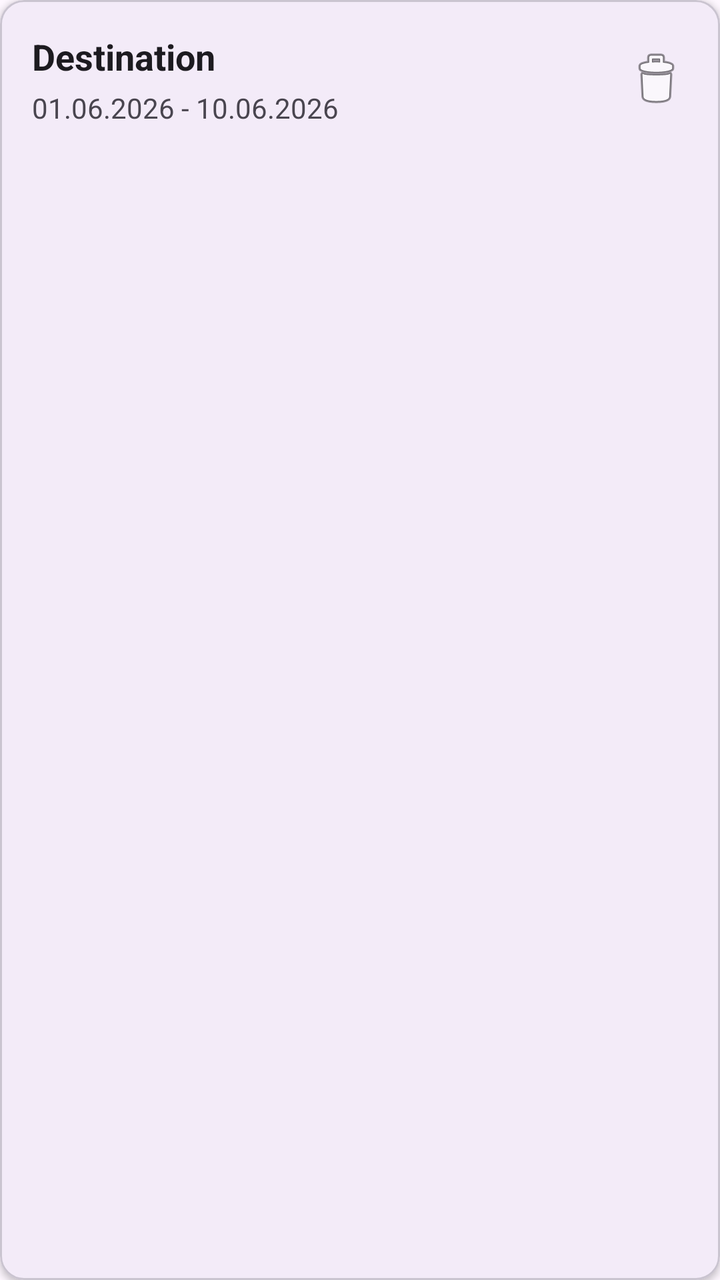
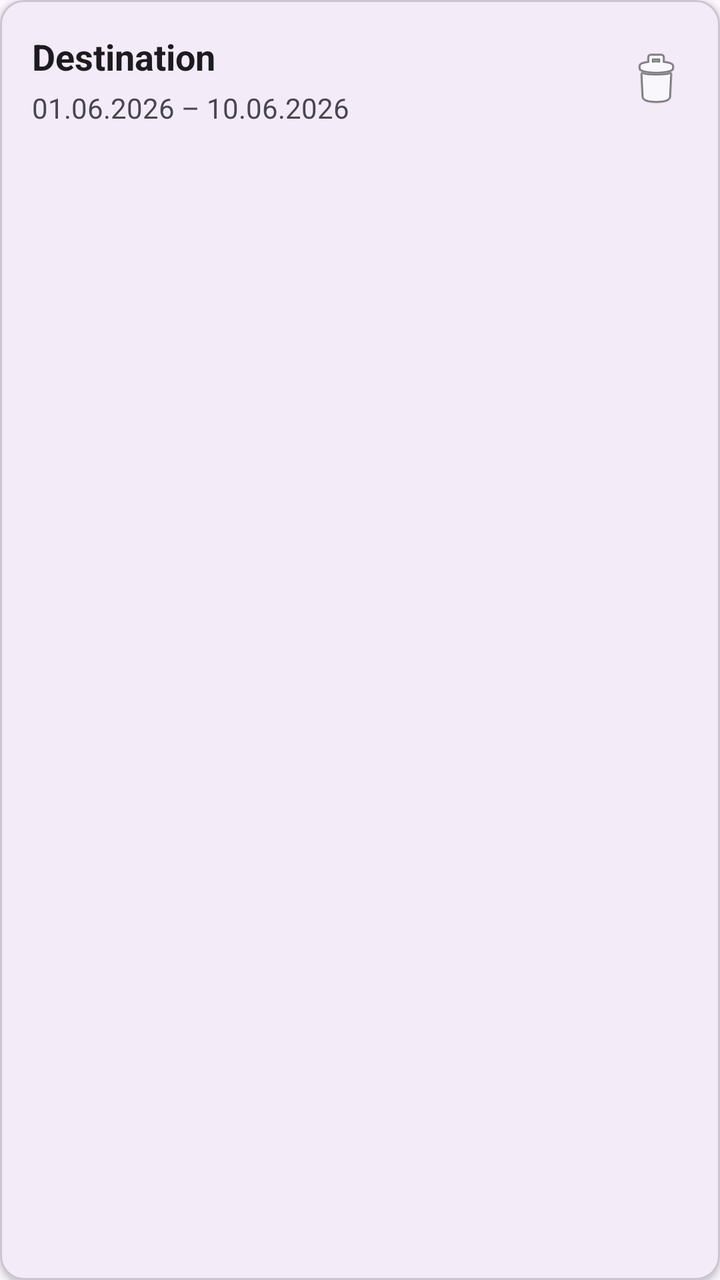

Two renders of the same Android screen: before a commit and after it. Below are the layout's source before the change and the commit's diff.
<!-- AndroidManifest.xml: application theme Theme.TripPlanner -->
<!-- res/layout/item_trip.xml -->
<?xml version="1.0" encoding="utf-8"?>
<com.google.android.material.card.MaterialCardView
    xmlns:android="http://schemas.android.com/apk/res/android"
    xmlns:app="http://schemas.android.com/apk/res-auto"
    android:layout_width="match_parent"
    android:layout_height="wrap_content"
    android:layout_marginHorizontal="12dp"
    android:layout_marginVertical="6dp"
    app:cardCornerRadius="12dp"
    app:cardElevation="2dp">

    <RelativeLayout
        android:layout_width="match_parent"
        android:layout_height="wrap_content"
        android:padding="16dp">

        <TextView
            android:id="@+id/textViewDestination"
            android:layout_width="wrap_content"
            android:layout_height="wrap_content"
            android:text="Destination"
            android:textSize="18sp"
            android:textStyle="bold"
            android:textColor="?android:attr/textColorPrimary"/>

        <TextView
            android:id="@+id/textViewDates"
            android:layout_width="wrap_content"
            android:layout_height="wrap_content"
            android:layout_below="@id/textViewDestination"
            android:layout_marginTop="4dp"
            android:text="01.06.2026 - 10.06.2026"
            android:textSize="14sp"
            android:textColor="?android:attr/textColorSecondary"/>

        <ImageButton
            android:id="@+id/buttonDelete"
            android:layout_width="wrap_content"
            android:layout_height="wrap_content"
            android:layout_alignParentEnd="true"
            android:layout_centerVertical="true"
            android:background="?android:attr/selectableItemBackgroundBorderless"
            android:src="@android:drawable/ic_menu_delete"
            android:contentDescription="Изтрий" />

    </RelativeLayout>
</com.google.android.material.card.MaterialCardView>
<!-- resources referenced by this layout -->
<resources>
  <style name="Theme.TripPlanner" parent="Base.Theme.TripPlanner" />
  <style name="Base.Theme.TripPlanner" parent="Theme.Material3.DayNight.NoActionBar">
          
          
      </style>
</resources>

<!-- the commit's change to res/layout/item_trip.xml (unified diff, before → after) -->
@@ -18,7 +18,7 @@
             android:id="@+id/textViewDestination"
             android:layout_width="wrap_content"
             android:layout_height="wrap_content"
-            android:text="Destination"
+            android:text="@string/destination_card_title"
             android:textSize="18sp"
             android:textStyle="bold"
             android:textColor="?android:attr/textColorPrimary"/>
@@ -29,7 +29,7 @@
             android:layout_height="wrap_content"
             android:layout_below="@id/textViewDestination"
             android:layout_marginTop="4dp"
-            android:text="01.06.2026 - 10.06.2026"
+            android:text="@string/destination_card_date"
             android:textSize="14sp"
             android:textColor="?android:attr/textColorSecondary"/>
 
@@ -41,7 +41,7 @@
             android:layout_centerVertical="true"
             android:background="?android:attr/selectableItemBackgroundBorderless"
             android:src="@android:drawable/ic_menu_delete"
-            android:contentDescription="Изтрий" />
+            android:contentDescription="@string/delete_btn_desc" />
 
     </RelativeLayout>
 </com.google.android.material.card.MaterialCardView>
<!-- resource entries referenced after the edit -->
@@ -1,5 +1,8 @@
 <!-- resources referenced by this layout -->
 <resources>
+  <string name="delete_btn_desc">Delete</string>
+  <string name="destination_card_date">01.06.2026 – 10.06.2026</string>
+  <string name="destination_card_title">Destination</string>
   <style name="Theme.TripPlanner" parent="Base.Theme.TripPlanner" />
   <style name="Base.Theme.TripPlanner" parent="Theme.Material3.DayNight.NoActionBar">
           
